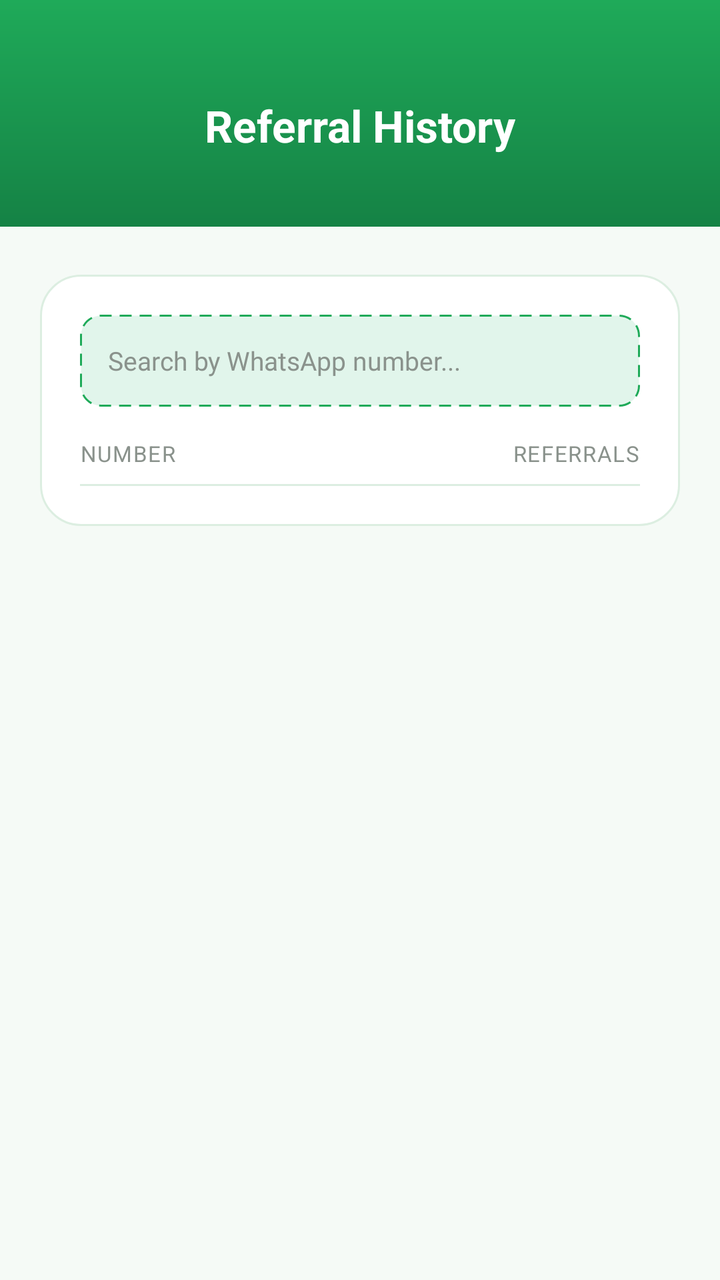
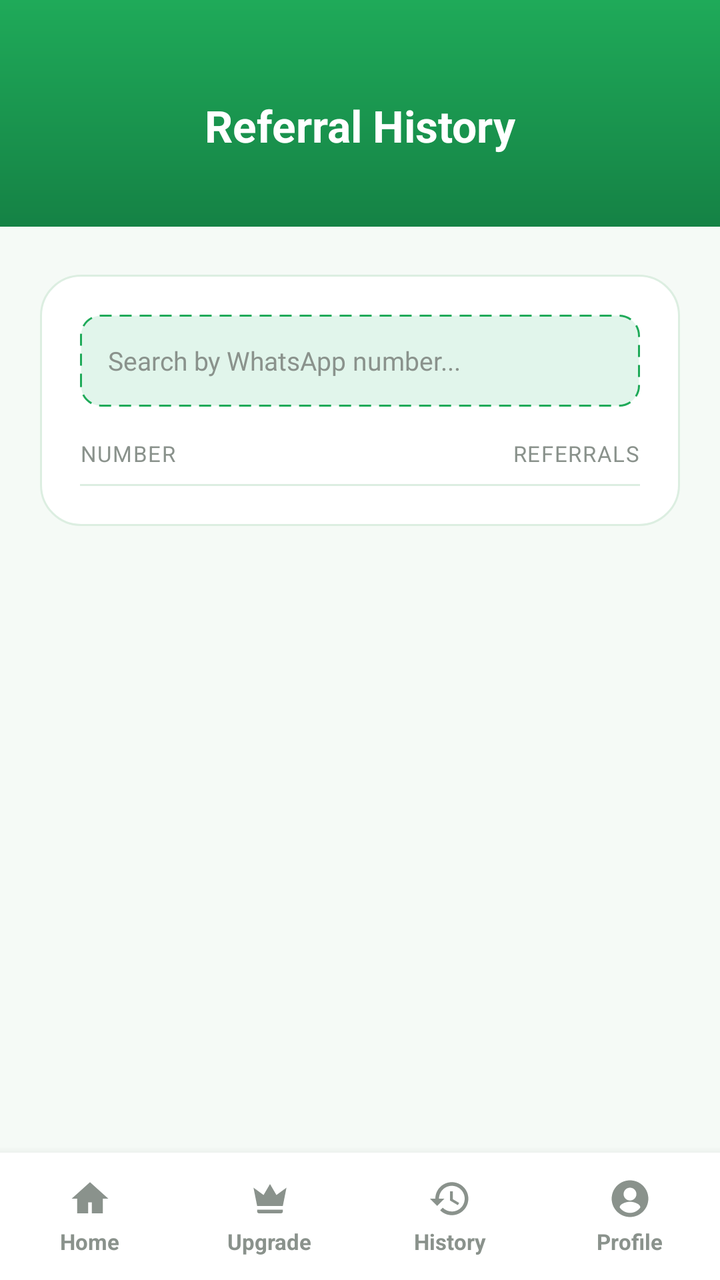

Screens rendered from an Android XML layout before and after an edit, with the pre-edit source and the edit as a unified diff.
<!-- AndroidManifest.xml: application theme Theme.VGKontact -->
<!-- res/layout/activity_history.xml -->
<?xml version="1.0" encoding="utf-8"?>
<LinearLayout xmlns:android="http://schemas.android.com/apk/res/android"
    xmlns:tools="http://schemas.android.com/tools"
    android:layout_width="match_parent"
    android:layout_height="match_parent"
    android:orientation="vertical"
    android:background="@color/stats_card_fill">

    
    <LinearLayout
        android:layout_width="match_parent"
        android:layout_height="wrap_content"
        android:orientation="vertical"
        android:background="@drawable/header_gradient"
        android:paddingTop="48dp"
        android:paddingBottom="36dp"
        android:paddingStart="24dp"
        android:paddingEnd="24dp"
        android:gravity="center">

        <TextView
            android:layout_width="wrap_content"
            android:layout_height="wrap_content"
            android:text="@string/title_history"
            android:textSize="22sp"
            android:textStyle="bold"
            android:textColor="@color/white" />

    </LinearLayout>

    
    <ProgressBar
        android:id="@+id/progressBar"
        android:layout_width="wrap_content"
        android:layout_height="wrap_content"
        android:layout_gravity="center"
        android:layout_marginTop="24dp"
        android:visibility="gone" />

    
    <TextView
        android:id="@+id/emptyText"
        android:layout_width="match_parent"
        android:layout_height="wrap_content"
        android:padding="24dp"
        android:gravity="center"
        android:textColor="@color/vg_dark"
        android:visibility="gone" />

    
    <ScrollView
        android:layout_width="match_parent"
        android:layout_height="0dp"
        android:layout_weight="1">

        <LinearLayout
            android:layout_width="match_parent"
            android:layout_height="wrap_content"
            android:orientation="vertical"
            android:paddingStart="20dp"
            android:paddingEnd="20dp"
            android:paddingTop="24dp"
            android:paddingBottom="24dp">

            <LinearLayout
                android:layout_width="match_parent"
                android:layout_height="wrap_content"
                android:orientation="vertical"
                android:background="@drawable/card_background"
                android:padding="20dp">

                
                <EditText
                    android:id="@+id/historySearchInput"
                    android:layout_width="match_parent"
                    android:layout_height="46dp"
                    android:hint="Search by WhatsApp number..."
                    android:inputType="number"
                    android:paddingStart="14dp"
                    android:paddingEnd="14dp"
                    android:background="@drawable/referral_code_background"
                    android:textSize="13sp"
                    android:textColor="@color/vg_dark"
                    android:textColorHint="@color/text_muted"
                    android:fontFamily="@font/manrope"
                    android:imeOptions="actionDone"
                    android:layout_marginBottom="16dp" />

                
                <LinearLayout
                    android:layout_width="match_parent"
                    android:layout_height="wrap_content"
                    android:orientation="horizontal"
                    android:paddingBottom="8dp">

                    <TextView
                        android:layout_width="0dp"
                        android:layout_height="wrap_content"
                        android:layout_weight="1"
                        android:text="@string/history_column_number"
                        android:textSize="11sp"
                        android:textAllCaps="true"
                        android:letterSpacing="0.05"
                        android:textColor="@color/text_muted" />

                    <TextView
                        android:layout_width="wrap_content"
                        android:layout_height="wrap_content"
                        android:text="@string/history_column_referrals"
                        android:textSize="11sp"
                        android:textAllCaps="true"
                        android:letterSpacing="0.05"
                        android:textColor="@color/text_muted" />

                </LinearLayout>

                <View
                    android:layout_width="match_parent"
                    android:layout_height="1dp"
                    android:background="@color/stats_card_border" />

                
                <LinearLayout
                    android:id="@+id/dayListContainer"
                    android:layout_width="match_parent"
                    android:layout_height="wrap_content"
                    android:orientation="vertical" />

                
                <TextView
                    android:id="@+id/noResultsText"
                    android:layout_width="match_parent"
                    android:layout_height="wrap_content"
                    android:padding="24dp"
                    android:gravity="center"
                    android:textSize="13sp"
                    android:textColor="@color/text_muted"
                    android:visibility="gone" />

                
                <HorizontalScrollView
                    android:id="@+id/historyPagerScroll"
                    android:layout_width="match_parent"
                    android:layout_height="wrap_content"
                    android:layout_marginTop="16dp"
                    android:scrollbars="none"
                    android:visibility="gone">

                    <LinearLayout
                        android:id="@+id/historyPagerContainer"
                        android:layout_width="wrap_content"
                        android:layout_height="wrap_content"
                        android:orientation="horizontal"
                        android:gravity="center" />

                </HorizontalScrollView>

            </LinearLayout>

        </LinearLayout>

    </ScrollView>

</LinearLayout>
<!-- resources referenced by this layout -->
<resources>
  <color name="stats_card_border">#DCEEE1</color>
  <color name="stats_card_fill">#F5FAF6</color>
  <color name="text_muted">#8A928C</color>
  <color name="vg_dark">#111B21</color>
  <color name="white">#FFFFFF</color>
  <!-- drawable card_background (drawable) -->
  <?xml version="1.0" encoding="utf-8"?>
  <shape xmlns:android="http://schemas.android.com/apk/res/android"
      android:shape="rectangle">
      <solid android:color="@color/white" />
      <corners android:radius="20dp" />
      <stroke android:width="1dp" android:color="@color/stats_card_border" />
  </shape>
  <!-- drawable header_gradient (drawable) -->
  <?xml version="1.0" encoding="utf-8"?>
  <shape xmlns:android="http://schemas.android.com/apk/res/android"
      android:shape="rectangle">
      <gradient
          android:angle="270"
          android:startColor="@color/vg_green"
          android:endColor="@color/vg_green_dark" />
  </shape>
  <!-- drawable referral_code_background (drawable) -->
  <?xml version="1.0" encoding="utf-8"?>
  <shape xmlns:android="http://schemas.android.com/apk/res/android"
      android:shape="rectangle">
      <solid android:color="@color/vg_green_tint" />
      <corners android:radius="10dp" />
      <stroke
          android:width="1dp"
          android:color="@color/vg_green"
          android:dashWidth="6dp"
          android:dashGap="4dp" />
  </shape>
  <string name="history_column_number">Number</string>
  <string name="history_column_referrals">Referrals</string>
  <string name="title_history">Referral History</string>
  <color name="vg_green">#1FAA59</color>
  <color name="vg_green_dark">#158245</color>
  <color name="vg_green_tint">#E1F5EB</color>
  <!-- unchanged entries left out for length: 1 -->
</resources>

<!-- the commit's change to res/layout/activity_history.xml (unified diff, before → after) -->
@@ -161,4 +161,148 @@
 
     </ScrollView>
 
+    <include layout="@layout/bottom_nav_bar" />
+
 </LinearLayout>
+<!-- res/layout/bottom_nav_bar.xml (included above) -->
+<?xml version="1.0" encoding="utf-8"?>
+<LinearLayout xmlns:android="http://schemas.android.com/apk/res/android"
+    xmlns:app="http://schemas.android.com/apk/res-auto"
+    android:id="@+id/bottomNavBar"
+    android:layout_width="match_parent"
+    android:layout_height="wrap_content"
+    android:orientation="horizontal"
+    android:background="@color/white"
+    android:elevation="8dp"
+    android:paddingTop="8dp"
+    android:paddingBottom="8dp">
+
+    <LinearLayout
+        android:id="@+id/navHomeTab"
+        android:layout_width="0dp"
+        android:layout_height="wrap_content"
+        android:layout_weight="1"
+        android:orientation="vertical"
+        android:gravity="center"
+        android:clickable="true"
+        android:focusable="true"
+        android:background="?android:attr/selectableItemBackgroundBorderless"
+        android:paddingTop="4dp"
+        android:paddingBottom="4dp">
+
+        <ImageView
+            android:id="@+id/navHomeIcon"
+            android:layout_width="22dp"
+            android:layout_height="22dp"
+            android:src="@drawable/ic_home"
+            app:tint="@color/text_muted" />
+
+        <TextView
+            android:id="@+id/navHomeLabel"
+            android:layout_width="wrap_content"
+            android:layout_height="wrap_content"
+            android:layout_marginTop="3dp"
+            android:text="@string/nav_home"
+            android:textSize="11sp"
+            android:textStyle="bold"
+            android:textColor="@color/text_muted" />
+
+    </LinearLayout>
+
+    <LinearLayout
+        android:id="@+id/navUpgradeTab"
+        android:layout_width="0dp"
+        android:layout_height="wrap_content"
+        android:layout_weight="1"
+        android:orientation="vertical"
+        android:gravity="center"
+        android:clickable="true"
+        android:focusable="true"
+        android:background="?android:attr/selectableItemBackgroundBorderless"
+        android:paddingTop="4dp"
+        android:paddingBottom="4dp">
+
+        <ImageView
+            android:id="@+id/navUpgradeIcon"
+            android:layout_width="22dp"
+            android:layout_height="22dp"
+            android:src="@drawable/ic_crown"
+            app:tint="@color/text_muted" />
+
+        <TextView
+            android:id="@+id/navUpgradeLabel"
+            android:layout_width="wrap_content"
+            android:layout_height="wrap_content"
+            android:layout_marginTop="3dp"
+            android:text="@string/nav_upgrade"
+            android:textSize="11sp"
+            android:textStyle="bold"
+            android:textColor="@color/text_muted" />
+
+    </LinearLayout>
+
+    <LinearLayout
+        android:id="@+id/navHistoryTab"
+        android:layout_width="0dp"
+        android:layout_height="wrap_content"
+        android:layout_weight="1"
+        android:orientation="vertical"
+        android:gravity="center"
+        android:clickable="true"
+        android:focusable="true"
+        android:background="?android:attr/selectableItemBackgroundBorderless"
+        android:paddingTop="4dp"
+        android:paddingBottom="4dp">
+
+        <ImageView
+            android:id="@+id/navHistoryIcon"
+            android:layout_width="22dp"
+            android:layout_height="22dp"
+            android:src="@drawable/ic_history"
+            app:tint="@color/text_muted" />
+
+        <TextView
+            android:id="@+id/navHistoryLabel"
+            android:layout_width="wrap_content"
+            android:layout_height="wrap_content"
+            android:layout_marginTop="3dp"
+            android:text="@string/nav_history"
+            android:textSize="11sp"
+            android:textStyle="bold"
+            android:textColor="@color/text_muted" />
+
+    </LinearLayout>
+
+    <LinearLayout
+        android:id="@+id/navProfileTab"
+        android:layout_width="0dp"
+        android:layout_height="wrap_content"
+        android:layout_weight="1"
+        android:orientation="vertical"
+        android:gravity="center"
+        android:clickable="true"
+        android:focusable="true"
+        android:background="?android:attr/selectableItemBackgroundBorderless"
+        android:paddingTop="4dp"
+        android:paddingBottom="4dp">
+
+        <ImageView
+            android:id="@+id/navProfileIcon"
+            android:layout_width="22dp"
+            android:layout_height="22dp"
+            android:src="@drawable/ic_profile"
+            app:tint="@color/text_muted" />
+
+        <TextView
+            android:id="@+id/navProfileLabel"
+            android:layout_width="wrap_content"
+            android:layout_height="wrap_content"
+            android:layout_marginTop="3dp"
+            android:text="@string/nav_profile"
+            android:textSize="11sp"
+            android:textStyle="bold"
+            android:textColor="@color/text_muted" />
+
+    </LinearLayout>
+
+</LinearLayout>
<!-- resource entries referenced after the edit -->
@@ -22,6 +22,46 @@
           android:startColor="@color/vg_green"
           android:endColor="@color/vg_green_dark" />
   </shape>
+  <!-- drawable ic_crown (drawable) -->
+  <vector xmlns:android="http://schemas.android.com/apk/res/android"
+      android:width="24dp"
+      android:height="24dp"
+      android:viewportWidth="24"
+      android:viewportHeight="24">
+      <path
+          android:fillColor="#FF000000"
+          android:pathData="M5,16L3,6l5.5,4L12,4l3.5,6L21,6l-2,10H5zM5,19v-1h14v1c0,0.55 -0.45,1 -1,1H6C5.45,20 5,19.55 5,19z"/>
+  </vector>
+  <!-- drawable ic_history (drawable) -->
+  <vector xmlns:android="http://schemas.android.com/apk/res/android"
+      android:width="24dp"
+      android:height="24dp"
+      android:viewportWidth="24"
+      android:viewportHeight="24">
+      <path
+          android:fillColor="#FF000000"
+          android:pathData="M13,3c-4.97,0 -9,4.03 -9,9L1,12l3.89,3.89 0.07,0.14L9,12L6,12c0,-3.87 3.13,-7 7,-7s7,3.13 7,7 -3.13,7 -7,7c-1.93,0 -3.68,-0.79 -4.94,-2.06l-1.42,1.42C8.27,19.99 10.51,21 13,21c4.97,0 9,-4.03 9,-9s-4.03,-9 -9,-9zM12,8v5l4.28,2.54 0.72,-1.21 -3.5,-2.08L13.5,8L12,8z"/>
+  </vector>
+  <!-- drawable ic_home (drawable) -->
+  <vector xmlns:android="http://schemas.android.com/apk/res/android"
+      android:width="24dp"
+      android:height="24dp"
+      android:viewportWidth="24"
+      android:viewportHeight="24">
+      <path
+          android:fillColor="#FF000000"
+          android:pathData="M12,3L2,12h3v8h6v-6h2v6h6v-8h3L12,3z"/>
+  </vector>
+  <!-- drawable ic_profile (drawable) -->
+  <vector xmlns:android="http://schemas.android.com/apk/res/android"
+      android:width="24dp"
+      android:height="24dp"
+      android:viewportWidth="24"
+      android:viewportHeight="24">
+      <path
+          android:fillColor="#FF000000"
+          android:pathData="M12,2C6.48,2 2,6.48 2,12s4.48,10 10,10 10,-4.48 10,-10S17.52,2 12,2zM12,6c1.93,0 3.5,1.57 3.5,3.5S13.93,13 12,13s-3.5,-1.57 -3.5,-3.5S10.07,6 12,6zM12,19.75c-2.33,0 -4.42,-1.19 -5.65,-3c0.03,-1.99 3.77,-3.08 5.65,-3.08c1.87,0 5.62,1.09 5.65,3.08C16.42,18.56 14.33,19.75 12,19.75z"/>
+  </vector>
   <!-- drawable referral_code_background (drawable) -->
   <?xml version="1.0" encoding="utf-8"?>
   <shape xmlns:android="http://schemas.android.com/apk/res/android"
@@ -36,6 +76,10 @@
   </shape>
   <string name="history_column_number">Number</string>
   <string name="history_column_referrals">Referrals</string>
+  <string name="nav_history">History</string>
+  <string name="nav_home">Home</string>
+  <string name="nav_profile">Profile</string>
+  <string name="nav_upgrade">Upgrade</string>
   <string name="title_history">Referral History</string>
   <color name="vg_green">#1FAA59</color>
   <color name="vg_green_dark">#158245</color>
